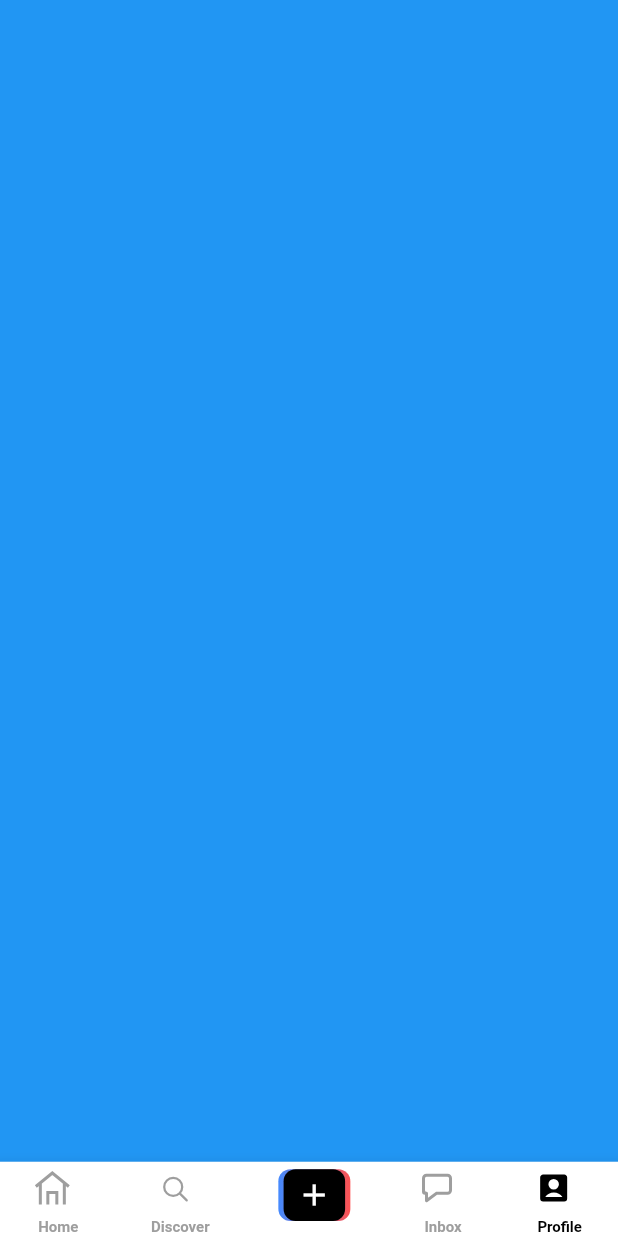
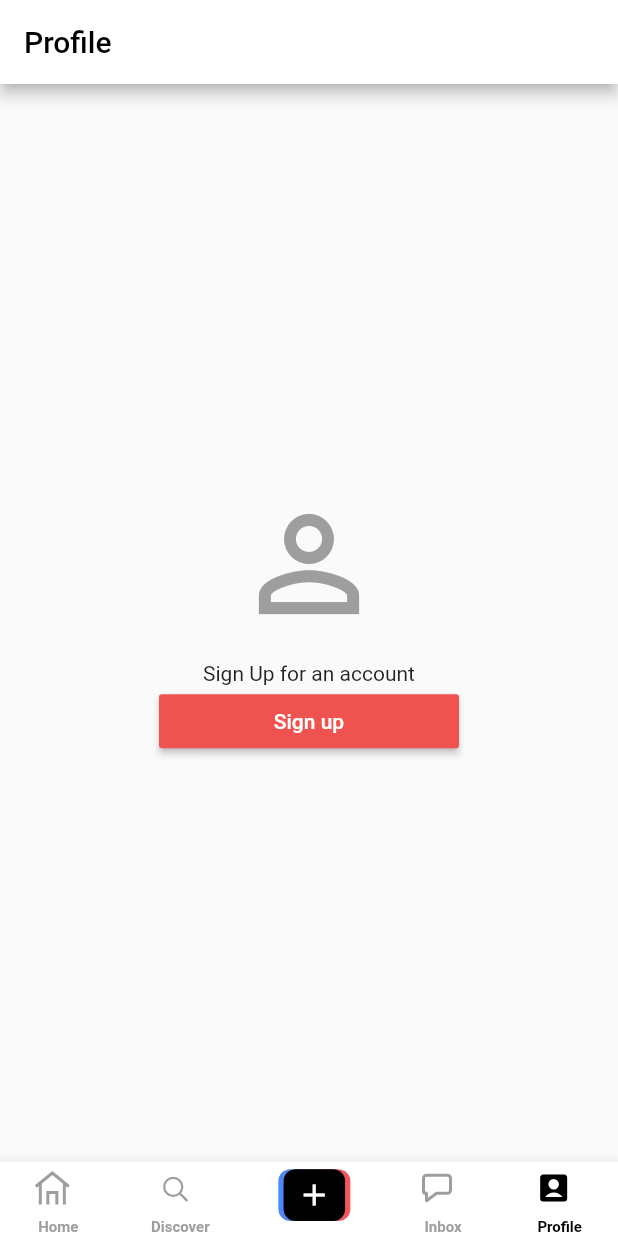
Before and after one commit to Z3N00/cegep-hybrid-course-flutter-project, a Flutter app: the screen it shows after launch, item 4 of the bottom bar chosen, on a phone screen of 412 x 824 dp. Run offline on Flutter 3.47's test engine with Material 2 defaults, Android fonts, the phone set to English and light mode, and no system bars; our stand-ins replace expandable_text, flutter_svg, google_fonts, marquee, video_player; network calls fail.

Commit message:
Update profile_page.dart

```diff
--- a/lib/pages/profile_page.dart
+++ b/lib/pages/profile_page.dart
@@ -6,8 +6,37 @@ class ProfilePage extends StatelessWidget {
 
   @override
   Widget build(BuildContext context) {
-    return Container(
-      color: Colors.blue,
+    return Scaffold(
+
+
+
+    appBar: AppBar(
+    title: Text('Profile',textAlign: TextAlign.center,style: TextStyle(color: Colors.black)),
+      backgroundColor: Colors.white,
+    ),
+      body: Center(child: Column(
+        mainAxisAlignment: MainAxisAlignment.center,
+        children: <Widget>[
+        Icon(Icons.person_outline,
+          color: Colors.grey,
+          size:100.0),
+          SizedBox(height:15.0,),
+          Text('Sign Up for an account'),
+          SizedBox(width:200.0,
+              child: Builder(
+            builder: (context) => RaisedButton(onPressed: () =>{},
+            color: Colors.red[400],
+              textColor:Colors.white,
+              child: Text('Sign up')
+
+            ),
+      ),
+    ),
+        ]
+      ),
+      ),
     );
+
+
   }
 }
```
